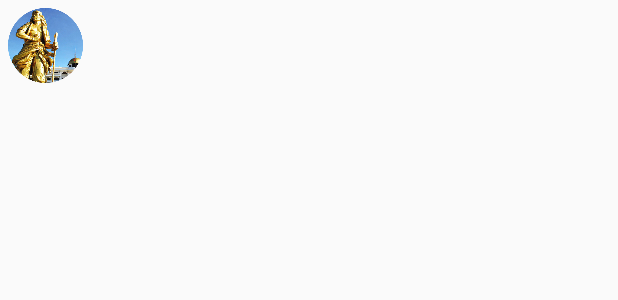
After one commit to patledesma/touristguide, an Android app: the layout view_info_window.xml on its own in the app's theme, with its tools: preview values and no code run, on a phone screen of 412 x 824 dp. The commit adds this screen. Shown: the top 300 px of the screen. Run offline under Robolectric (Android 15) with nearby library versions, the phone set to English and light mode, and no system bars.

Commit message:
updates for InfoWindowAdapter with custom view

```diff
--- a/app/build.gradle
+++ b/app/build.gradle
@@ -22,9 +22,9 @@ android {
 dependencies {
     compile 'com.android.support:appcompat-v7:23.2.0'
     compile 'com.android.support:design:23.0.0'
-    compile 'com.google.android.gms:play-services-maps:9.2.0'
-    compile 'com.google.android.gms:play-services-places:9.2.0'
-    compile 'com.google.android.gms:play-services-location:9.2.0'
+    compile 'com.google.android.gms:play-services-maps:9.4.0'
+    compile 'com.google.android.gms:play-services-places:9.4.0'
+    compile 'com.google.android.gms:play-services-location:9.4.0'
     compile 'com.sa90.materialarcmenu:library:1.4'
     compile 'com.facebook.android:facebook-android-sdk:4.+'
 }
--- a/app/src/main/java/com/sulkud/touristguide/fragment/NavigateFragment.java
+++ b/app/src/main/java/com/sulkud/touristguide/fragment/NavigateFragment.java
@@ -219,7 +219,7 @@ public class NavigateFragment extends Fragment implements
                 dataTransfer = new Object[2];
                 dataTransfer[0] = mMap;
                 dataTransfer[1] = url;
-                getNearbyPlacesData = new GetNearbyPlacesData("map_search");
+                getNearbyPlacesData = new GetNearbyPlacesData(getActivity(), "map_search");
                 getNearbyPlacesData.setResultListener(new GetNearbyPlacesData.ResultListener() {
                     @Override
                     public void onFinishRequest(List<HashMap<String, String>> place) {
--- /dev/null
+++ b/app/src/main/res/layout/view_info_window.xml
@@ -0,0 +1,41 @@
+<?xml version="1.0" encoding="utf-8"?>
+<LinearLayout xmlns:android="http://schemas.android.com/apk/res/android"
+    android:layout_width="wrap_content"
+    android:layout_height="wrap_content"
+    android:orientation="horizontal"
+    android:padding="5dp">
+
+    <ImageView
+        android:id="@+id/iImage"
+        android:layout_width="50dp"
+        android:layout_height="wrap_content"
+        android:layout_gravity="center_vertical"
+        android:adjustViewBounds="true"
+        android:src="@drawable/sulkud" />
+
+    <LinearLayout
+        android:layout_width="match_parent"
+        android:layout_height="match_parent"
+        android:layout_gravity="center_vertical"
+        android:orientation="vertical"
+        android:paddingLeft="15dp">
+
+        <TextView
+            android:id="@+id/title"
+            android:layout_width="match_parent"
+            android:layout_height="wrap_content"
+            android:textColor="@color/black"
+            android:textSize="18sp"
+            android:textStyle="bold" />
+
+        <TextView
+            android:id="@+id/tDescription"
+            android:layout_width="match_parent"
+            android:layout_height="wrap_content"
+            android:textColor="#555555"
+            android:textSize="14sp"
+            android:textStyle="italic" />
+
+    </LinearLayout>
+
+</LinearLayout>
```
Also changed, not shown: app/src/main/java/com/sulkud/touristguide/activity/MainActivity.java (+15 -7 lines), app/src/main/java/com/sulkud/touristguide/adapter/CustomInfoWindowAdapter.java (added, +42 -0 lines), app/src/main/java/com/sulkud/touristguide/fragment/PlacesFragment.java (+7 -1 lines), app/src/main/java/com/sulkud/touristguide/helper/GetNearbyPlacesData.java (+22 -2 lines).
